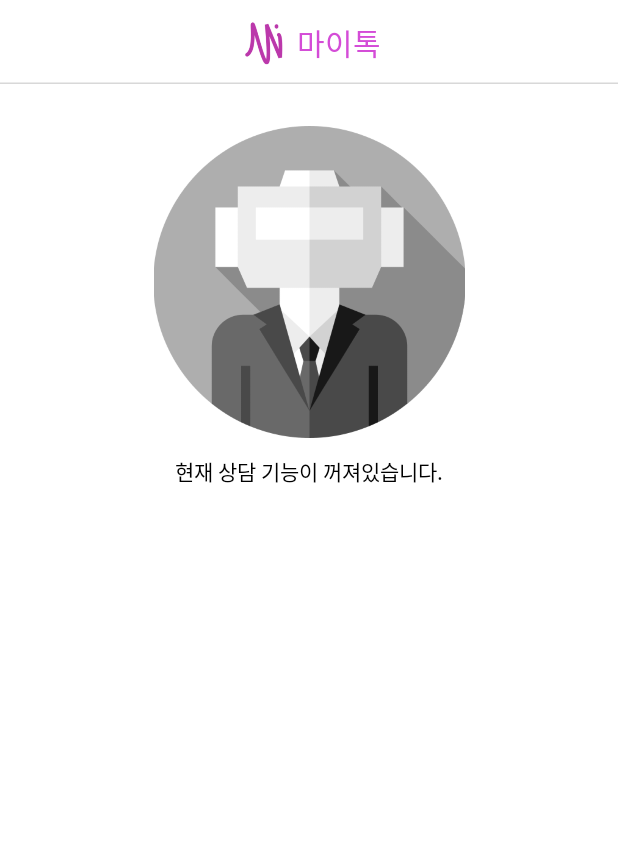
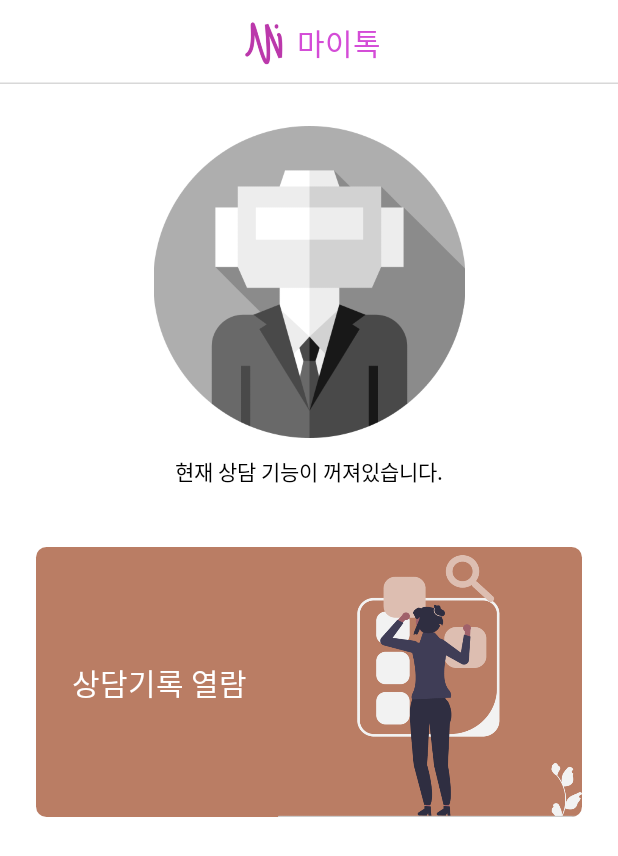
Before and after one commit to midas-Internship/mitalk-admin-android, an Android app built with Jetpack Compose: the @Preview function ShowCounsellorMainScreen, on a phone screen of 412 x 824 dp. Shown: the top 856 px of the screen. Run offline under Robolectric (Android 15) with nearby library versions, the phone set to English and light mode, and no system bars; Roboto replaces fonts that are not available here.

Commit message:
feat: main content item

```diff
--- a/app/src/main/java/com/example/mitalk_admin_android/ui/counsellor/CounsellorMainScreen.kt
+++ b/app/src/main/java/com/example/mitalk_admin_android/ui/counsellor/CounsellorMainScreen.kt
@@ -1,11 +1,15 @@
 package com.example.mitalk_admin_android.ui.counsellor
 
 import androidx.compose.foundation.Image
+import androidx.compose.foundation.background
 import androidx.compose.foundation.layout.*
+import androidx.compose.foundation.shape.RoundedCornerShape
 import androidx.compose.runtime.*
 import androidx.compose.ui.Alignment
 import androidx.compose.ui.Modifier
+import androidx.compose.ui.draw.clip
 import androidx.compose.ui.graphics.Color
+import androidx.compose.ui.graphics.painter.Painter
 import androidx.compose.ui.res.painterResource
 import androidx.compose.ui.res.stringResource
 import androidx.compose.ui.tooling.preview.Preview
@@ -15,9 +19,7 @@ import androidx.navigation.compose.rememberNavController
 import com.example.mitalk_admin_android.R
 import com.example.mitalk_admin_android.ui.util.MiHeader
 import com.example.mitalk_admin_android.util.miClickable
-import com.example.mitalk_admin_android.util.theme.Bold20NO
-import com.example.mitalk_admin_android.util.theme.MiTalkIcon
-import com.example.mitalk_admin_android.util.theme.Regular14NO
+import com.example.mitalk_admin_android.util.theme.*
 
 @Composable
 fun CounsellorMainScreen(
@@ -70,6 +72,55 @@ fun CounsellorMainScreen(
         Spacer(modifier = Modifier.height(12.dp))
 
         Regular14NO(text = counselorStateText)
+
+        Spacer(modifier = Modifier.height(40.dp))
+
+        MainContent(
+            text = stringResource(id = R.string.open_record),
+            painter = painterResource(id = MiTalkIcon.Counsellor_Open_Record_Img.drawableId)
+        ) {
+
+        }
+    }
+}
+
+@Stable
+private val ContentShape = RoundedCornerShape(7.dp)
+
+@Composable
+private fun MainContent(
+    text: String,
+    painter: Painter,
+    onPressed: () -> Unit
+) {
+    Row(
+        modifier = Modifier
+            .padding(horizontal = 24.dp)
+            .fillMaxWidth()
+            .height(180.dp)
+            .background(
+                color = Color(0xFFBA7D64),
+                shape = ContentShape
+            )
+            .clip(shape = ContentShape)
+            .miClickable { onPressed() },
+        verticalAlignment = Alignment.CenterVertically,
+    ) {
+
+        Spacer(modifier = Modifier.width(24.dp))
+
+        Bold20NO(
+            text = text,
+            color = MiTalkColor.White,
+        )
+
+        Image(
+            painter = painter,
+            contentDescription = "main content img",
+            modifier = Modifier
+                .fillMaxSize()
+                .wrapContentWidth(align = Alignment.End)
+        )
     }
 }
 
--- a/app/src/main/java/com/example/mitalk_admin_android/util/theme/MiTalkIcon.kt
+++ b/app/src/main/java/com/example/mitalk_admin_android/util/theme/MiTalkIcon.kt
@@ -45,5 +45,11 @@ class MiTalkIcon private constructor(
             drawableId = R.drawable.img_counsellor_off,
             contentDescription = "counsellor off"
         )
+
+        @Stable
+        val Counsellor_Open_Record_Img = MiTalkIcon(
+            drawableId = R.drawable.img_counsellor_open_record,
+            contentDescription = "counsellor open record"
+        )
     }
 }
--- a/app/src/main/res/values/strings.xml
+++ b/app/src/main/res/values/strings.xml
@@ -8,4 +8,5 @@
     <!-- 상담사 메인 화면-->
     <string name="can_counsel">현재 상담 가능 상태입니다.</string>
     <string name="can_not_counsel">현재 상담 기능이 꺼져있습니다.</string>
+    <string name="open_record">상담기록 열람</string>
 </resources>
```
Also changed, not shown: app/src/main/res/drawable/img_counsellor_open_record.png (added).
